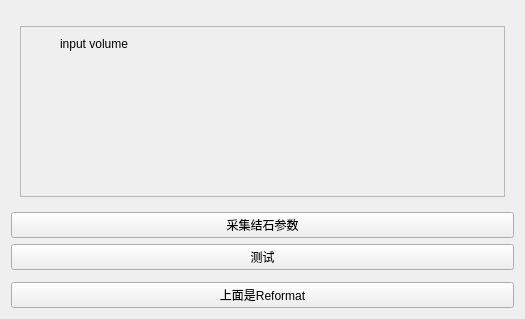
The window that Calculus/Resources/UI/qSlicerCalculusModuleWidget.ui (qimo601/exStone) describes before a commit, drawn with Qt 5.
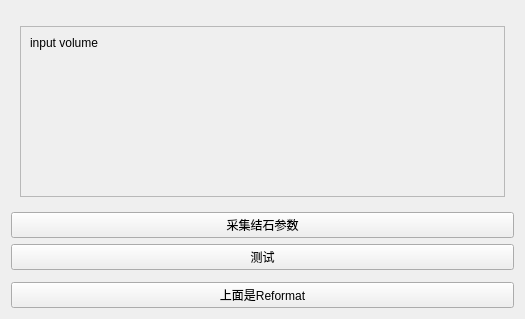
The same window after the commit. Custom widgets are drawn as their Qt base class.

The edit to the form file:
```diff
--- a/Calculus/Resources/UI/qSlicerCalculusModuleWidget.ui
+++ b/Calculus/Resources/UI/qSlicerCalculusModuleWidget.ui
@@ -31,28 +31,16 @@
         <property name="frameShadow">
          <enum>QFrame::Raised</enum>
         </property>
+        <layout class="QFormLayout" name="formLayout">
+         <item row="0" column="0">
         <widget class="QLabel" name="label">
-         <property name="geometry">
-          <rect>
-           <x>40</x>
-           <y>10</y>
-           <width>101</width>
-           <height>16</height>
-          </rect>
-         </property>
          <property name="text">
           <string>input volume</string>
          </property>
         </widget>
+         </item>
+         <item row="0" column="1">
         <widget class="qMRMLNodeComboBox" name="inputVolumeMRMLNodeComboBox" native="true">
-         <property name="geometry">
-          <rect>
-           <x>180</x>
-           <y>10</y>
-           <width>151</width>
-           <height>21</height>
-          </rect>
-         </property>
          <property name="nodeTypes" stdset="0">
           <string>vtkMRMLScalarVolumeNode</string>
          </property>
@@ -69,6 +57,8 @@
           <bool>false</bool>
          </property>
         </widget>
+         </item>
+        </layout>
        </widget>
       </item>
      </layout>
@@ -114,6 +104,12 @@
   </layout>
  </widget>
  <customwidgets>
+  <customwidget>
+   <class>ctkCollapsibleButton</class>
+   <extends>QWidget</extends>
+   <header>ctkCollapsibleButton.h</header>
+   <container>1</container>
+  </customwidget>
   <customwidget>
    <class>qMRMLNodeComboBox</class>
    <extends>QWidget</extends>
@@ -129,12 +125,6 @@
    <header>qSlicerWidget.h</header>
    <container>1</container>
   </customwidget>
-  <customwidget>
-   <class>ctkCollapsibleButton</class>
-   <extends>QWidget</extends>
-   <header>ctkCollapsibleButton.h</header>
-   <container>1</container>
-  </customwidget>
   <customwidget>
    <class>qSlicerCalculusFooBarWidget</class>
    <extends>QWidget</extends>
```
Left out of the diff: 19 changed lines with no effect on the pictures. Lines whose indentation alone changed are shown as unchanged.
